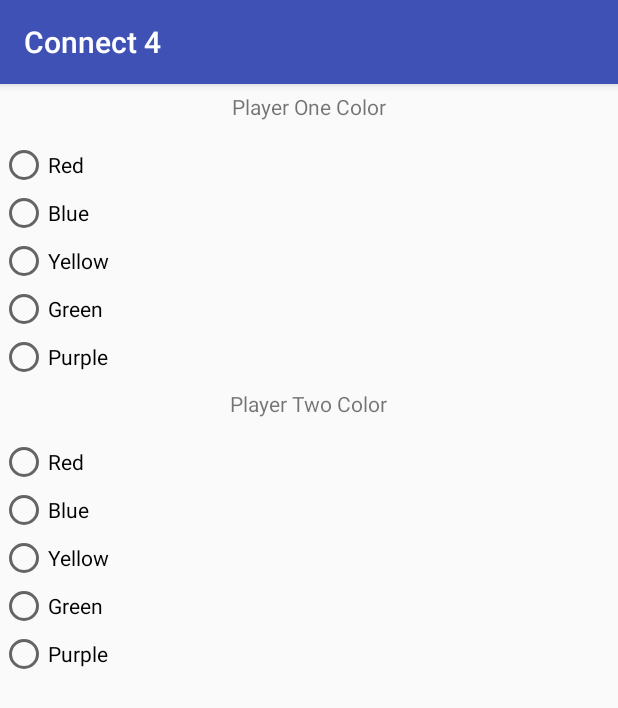
After one commit to aschlo/connect-four, an Android app: the SettingsActivity screen opened directly, with no data from a screen before it, on a phone screen of 412 x 824 dp. The commit adds this screen. Shown: the top 708 px of the screen. Run offline under Robolectric (Android 15) with nearby library versions, the phone set to English and light mode, and no system bars.

Commit message:
Settings for token color in new activity

```diff
--- a/app/build.gradle
+++ b/app/build.gradle
@@ -25,4 +25,5 @@ dependencies {
     testImplementation 'junit:junit:4.12'
     androidTestImplementation 'com.android.support.test:runner:1.0.1'
     androidTestImplementation 'com.android.support.test.espresso:espresso-core:3.0.1'
+    implementation 'com.android.support:recyclerview-v7:26.1.0'
 }
--- a/app/src/main/AndroidManifest.xml
+++ b/app/src/main/AndroidManifest.xml
@@ -16,7 +16,8 @@
                 <category android:name="android.intent.category.LAUNCHER" />
             </intent-filter>
         </activity>
-        <activity android:name=".GameActivity"></activity>
+        <activity android:name=".GameActivity" />
+        <activity android:name=".SettingsActivity"></activity>
     </application>
 
 </manifest>
--- /dev/null
+++ b/app/src/main/res/layout/activity_settings.xml
@@ -0,0 +1,129 @@
+<?xml version="1.0" encoding="utf-8"?>
+<android.support.constraint.ConstraintLayout xmlns:android="http://schemas.android.com/apk/res/android"
+    xmlns:app="http://schemas.android.com/apk/res-auto"
+    xmlns:tools="http://schemas.android.com/tools"
+    android:layout_width="match_parent"
+    android:layout_height="match_parent"
+    tools:context=".SettingsActivity">
+
+    <RelativeLayout
+        android:id="@+id/relativeLayout"
+        android:layout_width="match_parent"
+        android:layout_height="wrap_content">
+
+    <TextView
+        android:id="@+id/playerOne"
+        android:layout_width="wrap_content"
+        android:layout_height="wrap_content"
+        android:padding="5dp"
+        android:text="Player One Color"
+        android:layout_centerHorizontal="true" />
+    </RelativeLayout>
+
+    <RadioGroup
+        android:id="@+id/radioGroup"
+        android:layout_width="fill_parent"
+        android:layout_height="wrap_content"
+        android:layout_marginTop="8dp"
+        app:layout_constraintEnd_toEndOf="parent"
+        app:layout_constraintStart_toStartOf="parent"
+        app:layout_constraintTop_toBottomOf="@id/relativeLayout">
+
+        <RadioButton
+            android:id="@+id/playerOneRed"
+            android:layout_width="wrap_content"
+            android:layout_height="wrap_content"
+            android:onClick="onRadioButtonClicked"
+            android:text="Red" />
+
+        <RadioButton
+            android:id="@+id/playerOneBlue"
+            android:layout_width="wrap_content"
+            android:layout_height="wrap_content"
+            android:onClick="onRadioButtonClicked"
+            android:text="Blue" />
+
+        <RadioButton
+            android:id="@+id/playerOneYellow"
+            android:layout_width="wrap_content"
+            android:layout_height="wrap_content"
+            android:onClick="onRadioButtonClicked"
+            android:text="Yellow" />
+
+        <RadioButton
+            android:id="@+id/playerOneGreen"
+            android:layout_width="wrap_content"
+            android:layout_height="wrap_content"
+            android:onClick="onRadioButtonClicked"
+            android:text="Green" />
+
+        <RadioButton
+            android:id="@+id/playerOnePurple"
+            android:layout_width="wrap_content"
+            android:layout_height="wrap_content"
+            android:onClick="onRadioButtonClicked"
+            android:text="Purple" />
+    </RadioGroup>
+
+    <RelativeLayout
+        android:id="@+id/relativeLayout2"
+        android:layout_width="match_parent"
+        android:layout_height="wrap_content"
+        app:layout_constraintTop_toBottomOf="@+id/radioGroup">
+
+
+        <TextView
+            android:id="@+id/playerTwo"
+            android:layout_width="wrap_content"
+            android:layout_height="wrap_content"
+            android:layout_centerHorizontal="true"
+            android:padding="5dp"
+            android:text="Player Two Color" />
+    </RelativeLayout>
+
+    <RadioGroup
+        android:id="@+id/radioGroup2"
+        android:layout_width="fill_parent"
+        android:layout_height="wrap_content"
+        android:layout_marginTop="8dp"
+        app:layout_constraintEnd_toEndOf="parent"
+        app:layout_constraintStart_toStartOf="parent"
+        app:layout_constraintTop_toBottomOf="@id/relativeLayout2">
+
+        <RadioButton
+            android:id="@+id/playerTwoRed"
+            android:layout_width="wrap_content"
+            android:layout_height="wrap_content"
+            android:onClick="onRadioButtonClicked"
+            android:text="Red" />
+
+        <RadioButton
+            android:id="@+id/playerTwoBlue"
+            android:layout_width="wrap_content"
+            android:layout_height="wrap_content"
+            android:onClick="onRadioButtonClicked"
+            android:text="Blue" />
+
+        <RadioButton
+            android:id="@+id/playerTwoYellow"
+            android:layout_width="wrap_content"
+            android:layout_height="wrap_content"
+            android:onClick="onRadioButtonClicked"
+            android:text="Yellow" />
+
+        <RadioButton
+            android:id="@+id/playerTwoGreen"
+            android:layout_width="wrap_content"
+            android:layout_height="wrap_content"
+            android:onClick="onRadioButtonClicked"
+            android:text="Green" />
+
+        <RadioButton
+            android:id="@+id/playerTwoPurple"
+            android:layout_width="wrap_content"
+            android:layout_height="wrap_content"
+            android:onClick="onRadioButtonClicked"
+            android:text="Purple" />
+    </RadioGroup>
+
+</android.support.constraint.ConstraintLayout>
--- a/app/src/main/res/values/colors.xml
+++ b/app/src/main/res/values/colors.xml
@@ -3,4 +3,10 @@
     <color name="colorPrimary">#3F51B5</color>
     <color name="colorPrimaryDark">#303F9F</color>
     <color name="colorAccent">#FF4081</color>
+
+    <color name="colorRed">#D60000</color>
+    <color name="colorBlue">#0000ff</color>
+    <color name="colorGreen">#00e017</color>
+    <color name="colorYellow">#ffff10</color>
+    <color name="colorPurple">#9000e3</color>
 </resources>
--- a/build.gradle
+++ b/build.gradle
@@ -7,7 +7,7 @@ buildscript {
         jcenter()
     }
     dependencies {
-        classpath 'com.android.tools.build:gradle:3.1.1'
+        classpath 'com.android.tools.build:gradle:3.1.2'
 
 
         // NOTE: Do not place your application dependencies here; they belong
```
Also changed, not shown: app/src/main/java/com/example/adamschlough/connect4/GameActivity.java (+24 -7 lines), app/src/main/java/com/example/adamschlough/connect4/MainActivity.java (+15 -1 lines), app/src/main/java/com/example/adamschlough/connect4/SettingsActivity.java (added, +82 -0 lines), app/src/main/res/layout/activity_main.xml (+10 -0 lines).
